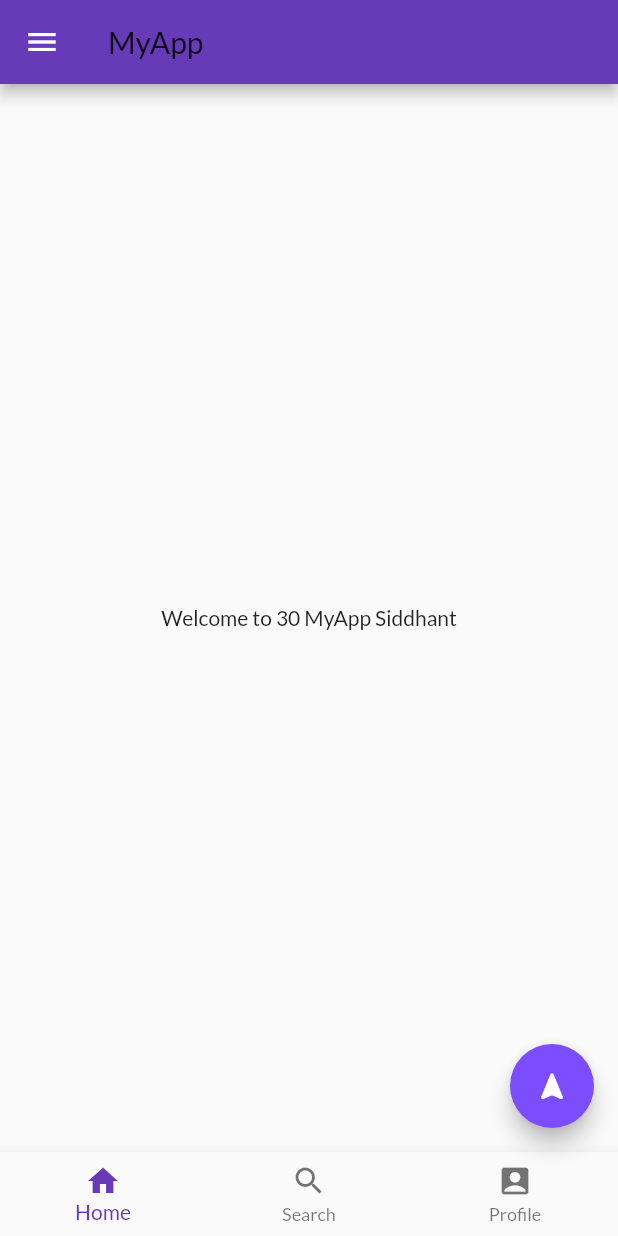
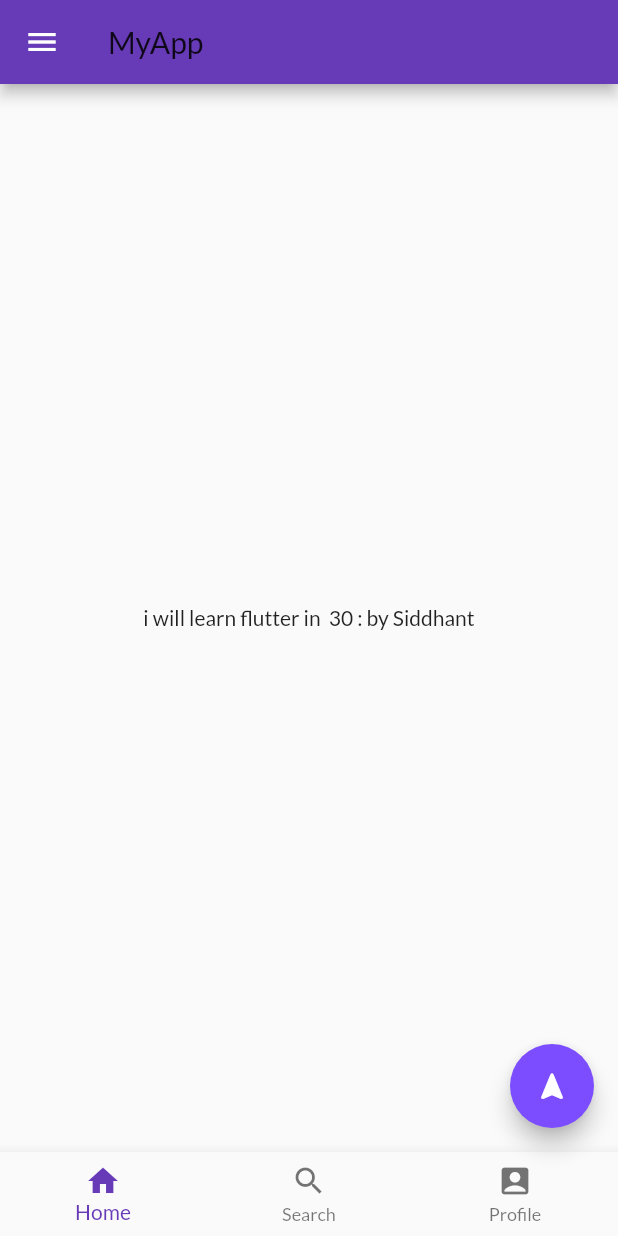
Before and after one commit to siddhant-debug/30daysofflutter, a Flutter app: the Homepage screen opened by its route, on a phone screen of 412 x 824 dp. Run offline on Flutter 3.47's test engine with Material 2 defaults, Android fonts, the phone set to English and light mode, and no system bars; our stand-ins replace google_fonts.

Commit message:
day8 finish

```diff
--- a/lib/pages/home.dart
+++ b/lib/pages/home.dart
@@ -37,7 +37,7 @@ class Homepage extends StatelessWidget {
       ),
       body: Center(
         child: Container(
-          child: Text("Welcome to $days MyApp $name"),
+          child: Text("i will learn flutter in  $days : by $name"),
         ),
       ),
       drawer: Drawer(),
```
